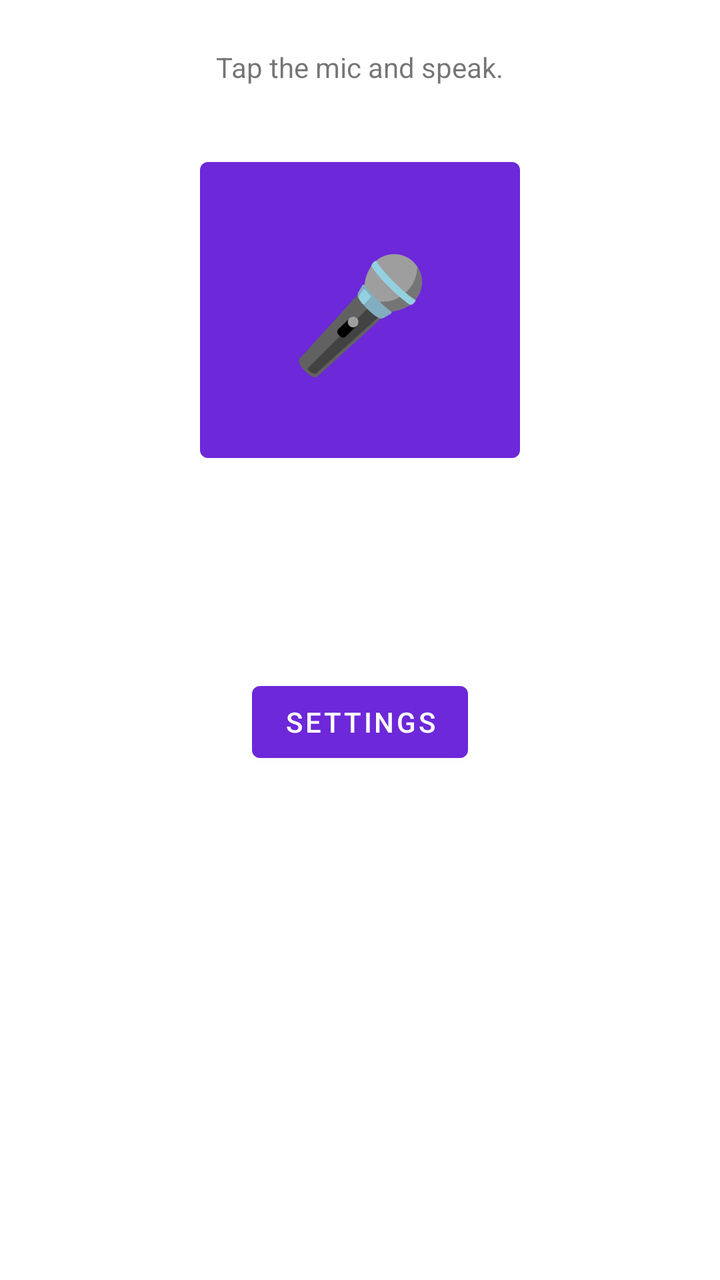
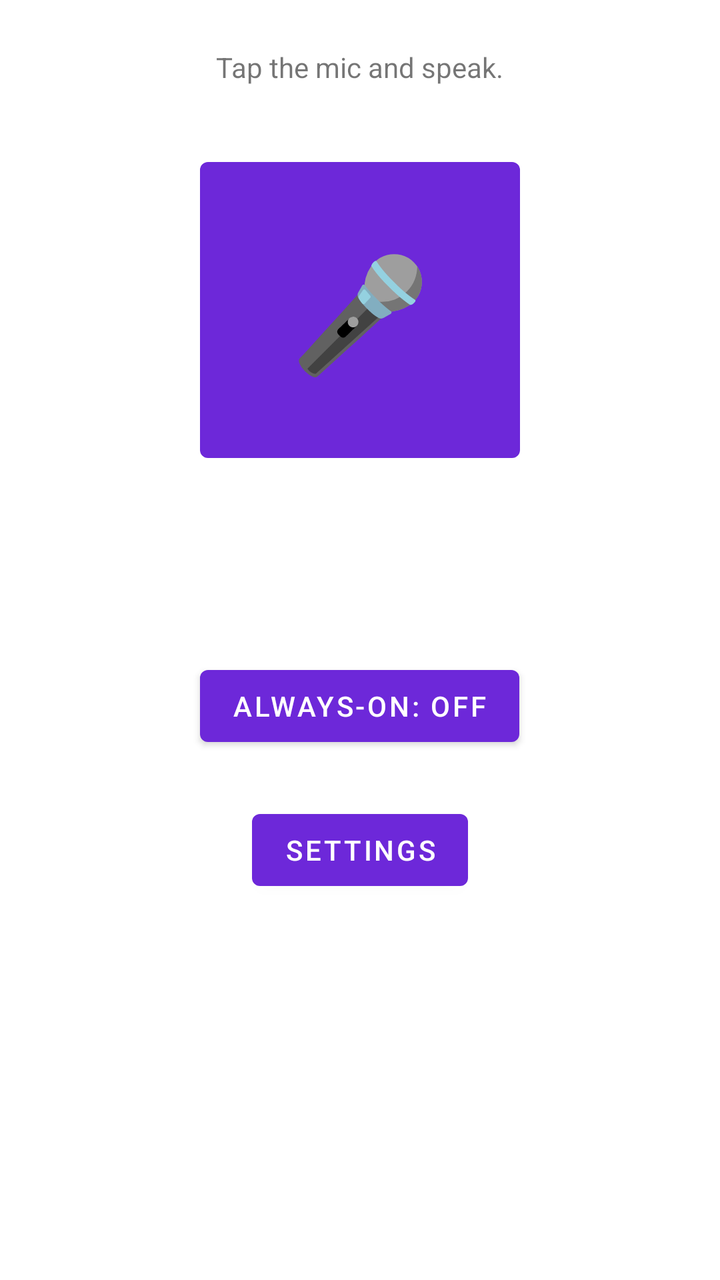

Two renders of the same Android screen: before a commit and after it. Below are the layout's source before the change and the commit's diff.
<!-- AndroidManifest.xml: application theme Theme.Sahayak -->
<!-- res/layout/activity_main.xml -->
<?xml version="1.0" encoding="utf-8"?>
<LinearLayout xmlns:android="http://schemas.android.com/apk/res/android"
    android:layout_width="match_parent"
    android:layout_height="match_parent"
    android:orientation="vertical"
    android:padding="24dp"
    android:gravity="center_horizontal">

    <TextView
        android:id="@+id/statusText"
        android:layout_width="wrap_content"
        android:layout_height="wrap_content"
        android:text="Tap the mic and speak."
        android:textSize="14sp" />

    <Button
        android:id="@+id/micButton"
        android:layout_width="160dp"
        android:layout_height="160dp"
        android:layout_marginTop="32dp"
        android:text="🎤"
        android:textSize="56sp" />

    <TextView
        android:id="@+id/heardText"
        android:layout_width="match_parent"
        android:layout_height="wrap_content"
        android:layout_marginTop="24dp"
        android:text=""
        android:textSize="16sp" />

    <TextView
        android:id="@+id/replyText"
        android:layout_width="match_parent"
        android:layout_height="wrap_content"
        android:layout_marginTop="8dp"
        android:text=""
        android:textSize="18sp" />

    <EditText
        android:id="@+id/typeBox"
        android:layout_width="match_parent"
        android:layout_height="wrap_content"
        android:layout_marginTop="16dp"
        android:hint="Or type a command…"
        android:visibility="gone" />

    <Button
        android:id="@+id/sendButton"
        android:layout_width="wrap_content"
        android:layout_height="wrap_content"
        android:layout_marginTop="8dp"
        android:text="Send"
        android:visibility="gone" />

    <Button
        android:id="@+id/settingsButton"
        android:layout_width="wrap_content"
        android:layout_height="wrap_content"
        android:layout_marginTop="24dp"
        android:text="Settings" />
</LinearLayout>
<!-- resources referenced by this layout -->
<resources>
  <style name="Theme.Sahayak" parent="Theme.MaterialComponents.DayNight.DarkActionBar">
          <item name="colorPrimary">#6D28D9</item>
          <item name="colorPrimaryVariant">#5B21B6</item>
          <item name="colorOnPrimary">#FFFFFF</item>
      </style>
</resources>

<!-- the commit's change to res/layout/activity_main.xml (unified diff, before → after) -->
@@ -54,6 +54,13 @@
         android:visibility="gone" />
 
     <Button
+        android:id="@+id/alwaysOnButton"
+        android:layout_width="wrap_content"
+        android:layout_height="wrap_content"
+        android:layout_marginTop="16dp"
+        android:text="Always-on: OFF" />
+
+    <Button
         android:id="@+id/settingsButton"
         android:layout_width="wrap_content"
         android:layout_height="wrap_content"
